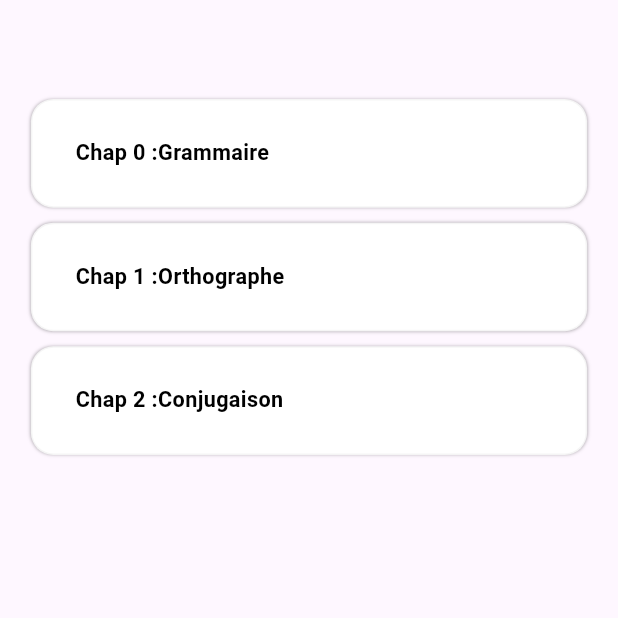
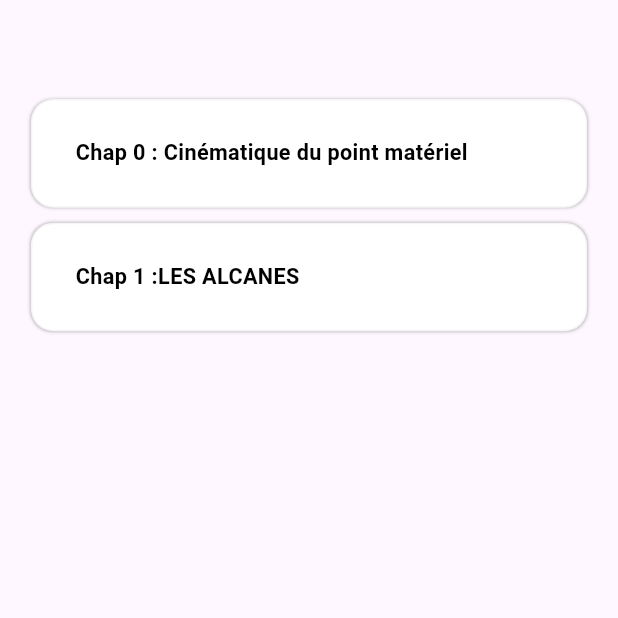
Before and after one commit to VIA2NEY/TutorIA_Ui, a Flutter app: the DetailsCours screen opened directly with sample values from the repository, on a phone screen of 412 x 824 dp, the top half of it. Run offline on Flutter 3.47's test engine with Material 3 defaults, Android fonts, the phone set to English and light mode, and no system bars; our stand-ins replace google_fonts, google_generative_ai, responsive_sizer, social_login_buttons, step_progress_indicator, timeline_tile and 1 more.

Commit message:
fix bug adding course

```diff
--- a/lib/screens/ai_readscreen/aiReadScreen.dart
+++ b/lib/screens/ai_readscreen/aiReadScreen.dart
@@ -89,7 +89,8 @@ class _AiReadState extends State<AiRead> {
                               size: 70, color: Colors.white),
                           onPressed: () {},
                           style: ElevatedButton.styleFrom(
-                            primary: const Color(0xff4ecb71),
+                            // primary: const Color(0xff4ecb71),
+                            backgroundColor: const Color(0xff4ecb71),
                             minimumSize: const Size(160, 60),
                             elevation: 10,
                             shape: RoundedRectangleBorder(
--- a/lib/screens/homescreen/data/CoursModel.dart
+++ b/lib/screens/homescreen/data/CoursModel.dart
@@ -21,32 +21,32 @@ class Etape {
 
 
 List<Cours> list_cours = [
+
   Cours(
-    "Français",
+    "Physique chimie",
     [
       Chapitre(
-        "Grammaire",
+        " Cinématique du point matériel",
         [
-          Etape("Introduction à la grammaire"),
-          Etape("Exercices de grammaire"),
+          Etape("Introduction"),
+          Etape("Cinématique à 1 dimension"),
+          Etape("Cinématique à plusieurs dimensions "),
+          Etape("Exercices"),
         ],
       ),
       Chapitre(
-        "Orthographe",
+        "LES ALCANES",
         [
-          Etape("Règles d'orthographe"),
-          Etape("Exercices d'orthographe"),
-        ],
-      ),
-      Chapitre(
-        "Conjugaison",
-        [
-          Etape("Règles de conjugaison"),
-          Etape("Exercices de conjugaison"),
+          Etape("Tétravalence du carbone"),
+          Etape("Les alcanes"),
+          Etape("Les réactions de combustions"),
+          Etape("Les réactions de substitution"),
         ],
       ),
     ],
   ),
+
+
   Cours(
     "Mathématiques",
     [
@@ -99,6 +99,8 @@ List<Cours> list_cours = [
       ),
     ],
   ),
+
+
 ];
 
 
--- a/lib/screens/homescreen/detailsCours.dart
+++ b/lib/screens/homescreen/detailsCours.dart
@@ -49,7 +49,7 @@ class DetailsCours extends StatelessWidget {
                           } else if (!snapshot.hasData) {
                             return ListView.builder(
                               physics: BouncingScrollPhysics(),
-                              itemCount: list_cours.length,
+                              itemCount: cours.chapitres.length,
                               itemBuilder: (context, index) {
                                 return InkWell(
                                   child: CardChapitre(
--- a/lib/screens/stepscreen/etapescreen.dart
+++ b/lib/screens/stepscreen/etapescreen.dart
@@ -21,7 +21,7 @@ class _EtapeScreenState extends State<EtapeScreen> {
   void initState() {
     super.initState();
     // Initialise isPastList avec la même longueur que la liste des étapes
-    isPastList = List<bool>.filled(list_cours.length, false);
+    isPastList = List<bool>.filled(widget.chapitre.etapes.length, false);
   }
 
   @override
@@ -45,6 +45,7 @@ class _EtapeScreenState extends State<EtapeScreen> {
                   physics: NeverScrollableScrollPhysics(),
                   itemCount: widget.chapitre.etapes.length,
                   itemBuilder: (context, index) {
+                    print("index = $index");
                     return InkWell(
                       child: MyTimeLineTile(
                         isFirst: index == 0, // SI index = 0 true l'element est premier
--- a/pubspec.yaml
+++ b/pubspec.yaml
@@ -7,7 +7,7 @@ publish_to: 'none' # Remove this line if you wish to publish to pub.dev
 version: 1.0.0+1
 
 environment:
-  sdk: '>=3.0.0 <4.0.0'
+  sdk: '>=3.2.0 <4.0.0'
 
 dependencies:
   flutter:
```
Also changed, not shown: pubspec.lock.
